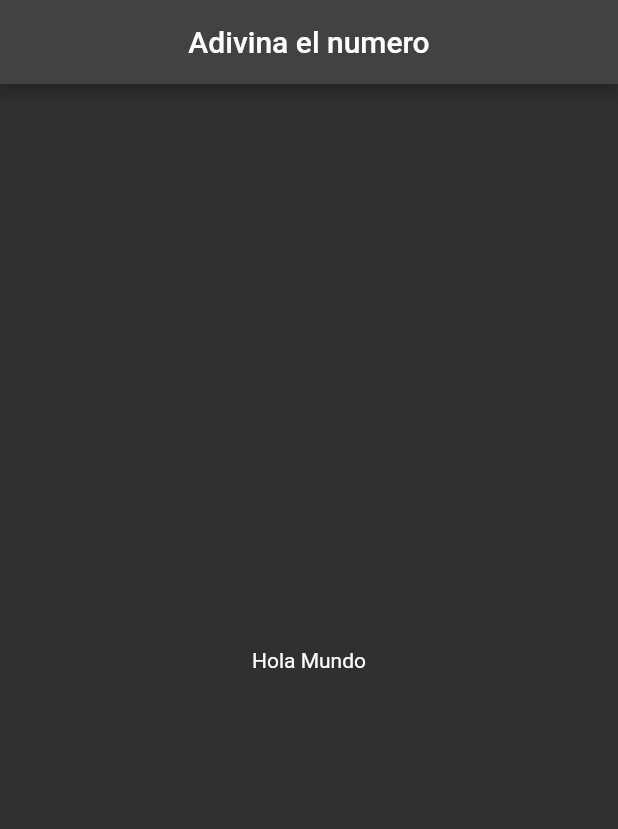
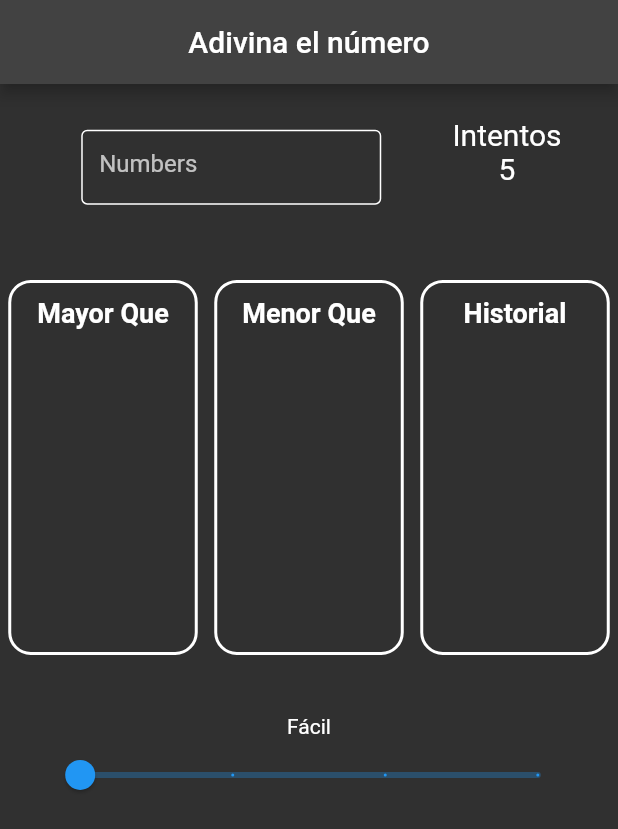
Before and after one commit to CristianMarquina/AdivinaElNumero-Desafio, a Flutter app: the screen it shows after launch, on a phone screen of 412 x 824 dp. Shown: the top 829 px of the screen. Run offline on Flutter 3.47's test engine with Material 2 defaults, Android fonts, the phone set to English and light mode, and no system bars.

Commit message:
feat: the view is done, use widgets to avoid repeating code and a utils that helps me manage marging and pading

```diff
--- a/adivina_el_numero/lib/main.dart
+++ b/adivina_el_numero/lib/main.dart
@@ -1,27 +1,122 @@
-import 'package:flutter/material.dart';
+import 'package:adivina_el_numero/utils/size_utils.dart';
+import 'package:adivina_el_numero/widgets/CustomTextFormField.dart';
+import 'package:adivina_el_numero/widgets/CustomColumnField.dart';
 import 'package:flutter/material.dart';
 
 void main() {
   runApp(MyApp());
 }
 
-class MyApp extends StatelessWidget {
+class MyApp extends StatefulWidget {
+  @override
+  _MyAppState createState() => _MyAppState();
+}
+
+class _MyAppState extends State<MyApp> {
+  double _sliderValue = 0;
+  // Método para obtener la etiqueta basada en el valor del slider
+  String getLevel(double value) {
+    switch (value.toInt()) {
+      case 0:
+        return 'Fácil';
+      case 1:
+        return 'Medio';
+      case 2:
+        return 'Avanzado';
+      case 3:
+        return 'Extremo';
+      default:
+        return '';
+    }
+  }
+
   @override
   Widget build(BuildContext context) {
     return MaterialApp(
-      theme: ThemeData.dark(), // Utiliza el tema oscuro de Flutter
-      debugShowCheckedModeBanner: false, // Oculta el banner de depuración
+      debugShowCheckedModeBanner: false,
       home: Scaffold(
         appBar: AppBar(
-          title: Center(child: const Text('Adivina el numero')),
-          backgroundColor: Color(0xFF424242), // Color de fondo del AppBar (HEX: #424242)
+          title: Center(child: const Text('Adivina el número')),
+          backgroundColor: Color(0xFF424242),
         ),
-        backgroundColor: Color(0xFF303030), // Color de fondo del Scaffold (HEX: #303030)
-        body: Center(
-          child: Text(
-            'Hola Mundo',
-            style: TextStyle(color: Colors.white), // Color del texto
-          ),
+        backgroundColor: Color(0xFF303030),
+        body: Column(
+          children: [
+            Row(
+              mainAxisAlignment: MainAxisAlignment.center,
+              children: [
+                CustomTextFormField(
+                  hintText: 'Numbers',
+                  width: 200,
+                  height: 50,
+                  controller: TextEditingController(),
+                  alignment: Alignment.topCenter,
+                  margin: getMargin(left: 15, top: 30, right: 25, bottom: 10),
+                ),
+                SizedBox(width: 20),
+                Container(
+                  height: 50,
+                  child: Column(
+                    mainAxisAlignment: MainAxisAlignment.center,
+                    children: [
+                      Text(
+                        'Intentos',
+                        style: TextStyle(color: Colors.white, fontSize: 20),
+                      ),
+                      Text(
+                        '5',
+                        style: TextStyle(color: Colors.white, fontSize: 20),
+                      ),
+                    ],
+                  ),
+                ),
+              ],
+            ),
+            Container(
+              height: 330,
+              child: Row(
+                children: [
+                  CustomColumnField(
+                    topText: 'Mayor Que',
+                    height: 250,
+                  ),
+                  CustomColumnField(
+                    topText: 'Menor Que',
+                    height: 250,
+                  ),
+                  CustomColumnField(
+                    topText: 'Historial',
+                    height: 250,
+                  ),
+                ],
+              ),
+            ),
+            // Tercer Row: Slider en la parte inferior
+            Container(
+              padding: getPadding(bottom: 0, right: 25, left: 25),
+              child: Column(
+                children: [
+                  Text(
+                    getLevel(_sliderValue),
+                    style: TextStyle(color: Colors.white),
+                  ),
+                  Slider(
+                    value: _sliderValue,
+                    min: 0,
+                    max: 3,
+                    divisions: 3,
+                    activeColor: Colors.blue,
+                    inactiveColor: Colors.blue.withOpacity(0.3),
+                    onChanged: (value) {
+                      setState(() {
+                        _sliderValue = value;
+                      });
+                    },
+                  ),
+                ],
+              ),
+            ),
+          ],
         ),
       ),
     );
--- /dev/null
+++ b/adivina_el_numero/lib/utils/size_utils.dart
@@ -0,0 +1,110 @@
+import 'package:flutter/material.dart';
+
+Size size = WidgetsBinding.instance.window.physicalSize /
+    WidgetsBinding.instance.window.devicePixelRatio;
+const num DESIGN_WIDTH = 375;
+const num DESIGN_HEIGHT = 812;
+const num DESIGN_STATUS_BAR = 0;
+
+///This method is used to get device viewport width.
+get width {
+  return size.width;
+}
+
+///This method is used to get device viewport height.
+get height {
+  num statusBar =
+      MediaQueryData.fromWindow(WidgetsBinding.instance.window).viewPadding.top;
+  num screenHeight = size.height - statusBar;
+  return screenHeight;
+}
+
+///This method is used to set padding/margin (for the left and Right side) & width of the screen or widget according to the Viewport width.
+double getHorizontalSize(double px) {
+  return (px * width) / DESIGN_WIDTH;
+}
+
+///This method is used to set padding/margin (for the top and bottom side) & height of the screen or widget according to the Viewport height.
+double getVerticalSize(double px) {
+  return (px * height) / (DESIGN_HEIGHT - DESIGN_STATUS_BAR);
+}
+
+///This method is used to set smallest px in image height and width
+double getSize(double px) {
+  var height = getVerticalSize(px);
+  var width = getHorizontalSize(px);
+  if (height < width) {
+    return height.toInt().toDouble();
+  } else {
+    return width.toInt().toDouble();
+  }
+}
+
+///This method is used to set text font size according to Viewport
+double getFontSize(double px) {
+  return getSize(px);
+}
+
+///This method is used to set padding responsively
+EdgeInsetsGeometry getPadding({
+  double? all,
+  double? left,
+  double? top,
+  double? right,
+  double? bottom,
+}) {
+  return getMarginOrPadding(
+    all: all,
+    left: left,
+    top: top,
+    right: right,
+    bottom: bottom,
+  );
+}
+
+///This method is used to set margin responsively
+EdgeInsetsGeometry getMargin({
+  double? all,
+  double? left,
+  double? top,
+  double? right,
+  double? bottom,
+}) {
+  return getMarginOrPadding(
+    all: all,
+    left: left,
+    top: top,
+    right: right,
+    bottom: bottom,
+  );
+}
+
+///This method is used to get padding or margin responsively
+EdgeInsetsGeometry getMarginOrPadding({
+  double? all,
+  double? left,
+  double? top,
+  double? right,
+  double? bottom,
+}) {
+  if (all != null) {
+    left = all;
+    top = all;
+    right = all;
+    bottom = all;
+  }
+  return EdgeInsets.only(
+    left: getHorizontalSize(
+      left ?? 0,
+    ),
+    top: getVerticalSize(
+      top ?? 0,
+    ),
+    right: getHorizontalSize(
+      right ?? 0,
+    ),
+    bottom: getVerticalSize(
+      bottom ?? 0,
+    ),
+  );
+}
--- /dev/null
+++ b/adivina_el_numero/lib/widgets/CustomColumnField.dart
@@ -0,0 +1,42 @@
+import 'package:adivina_el_numero/utils/size_utils.dart';
+import 'package:flutter/material.dart';
+class CustomColumnField extends StatelessWidget {
+  final String topText;
+  final double height;
+
+  CustomColumnField({required this.topText, required this.height});
+
+  @override
+  Widget build(BuildContext context) {
+    return Expanded(
+      child: Container(
+        height: height,
+        decoration: BoxDecoration(
+          color: Color(0xFF303030),
+          borderRadius: BorderRadius.circular(15),
+          border: Border.all(color: Colors.white, width: 2),
+        ),
+        padding: EdgeInsets.all(10),
+        margin: getMargin(right: 5,left: 5),
+        child: SingleChildScrollView(
+          child: Column(
+            crossAxisAlignment: CrossAxisAlignment.start,
+            children: [
+              Center(
+                child: Text(
+                  topText,
+                  style: TextStyle(
+                    color: Colors.white,
+                    fontSize: 18,
+                    fontWeight: FontWeight.bold,
+                  ),
+                ),
+              ),
+              // Añade más widgets aquí si es necesario
+            ],
+          ),
+        ),
+      ),
+    );
+  }
+}
--- /dev/null
+++ b/adivina_el_numero/lib/widgets/CustomTextFormField.dart
@@ -0,0 +1,51 @@
+import 'package:flutter/material.dart';
+import 'package:flutter/material.dart';
+class CustomTextFormField extends StatelessWidget {
+  final String hintText;
+  final double width;
+  final double height;
+  final TextEditingController controller;
+  final Alignment alignment;
+  final EdgeInsetsGeometry padding;
+  final EdgeInsetsGeometry margin;
+
+
+  // Constructor del widget, que inicializa los parámetros requeridos
+  CustomTextFormField({
+    required this.hintText,
+    required this.width,
+    required this.height,
+    required this.controller,
+    this.alignment = Alignment.center,
+    this.padding = EdgeInsets.zero,
+    this.margin = EdgeInsets.zero,
+  });
+
+  @override
+  Widget build(BuildContext context) {
+    return Align(
+      alignment: alignment, // Alinea el widget según el parámetro `alignment`
+      child: Container(
+        width: width, // Establece el ancho del contenedor según el parámetro `width`
+        height: height, // Establece la altura del contenedor según el parámetro `height`
+        padding: padding, // Aplica el padding al contenedor
+        margin: margin, // Aplica el margin al contenedor
+        child: TextFormField(
+          controller: controller, // Controlador para manejar el texto del campo
+          keyboardType: TextInputType.number, // Define el tipo de teclado como numérico
+          style: TextStyle(color: Colors.white), // Estilo del texto dentro del campo, color blanco
+          decoration: InputDecoration(
+            hintText: hintText, // Texto de pista del campo de entrada
+            hintStyle: TextStyle(color: Colors.white70), // Estilo del texto de pista, color blanco con opacidad
+            enabledBorder: OutlineInputBorder(
+              borderSide: BorderSide(color: Colors.white), // Borde blanco cuando el campo está habilitado
+            ),
+            focusedBorder: OutlineInputBorder(
+              borderSide: BorderSide(color: Colors.white), // Borde blanco cuando el campo está enfocado
+            ),
+          ),
+        ),
+      ),
+    );
+  }
+}
```
